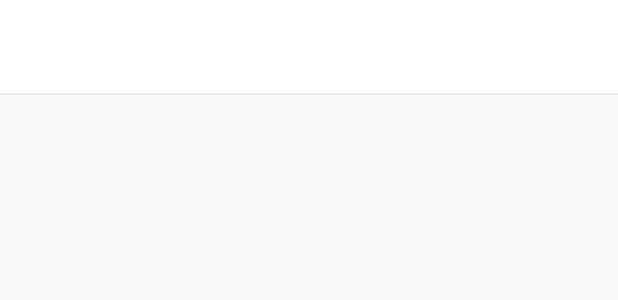
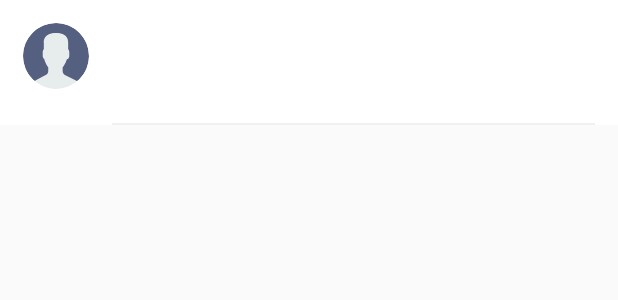
Before and after one commit to ReTap/ReTap-Android, an Android app: the layout item_conversation.xml on its own in the app's theme, with its tools: preview values and no code run, on a phone screen of 412 x 824 dp. Shown: the top 300 px of the screen. Run offline under Robolectric (Android 15) with nearby library versions, the phone set to English and light mode, and no system bars.

Commit message:
Load contact image and name for each thread

```diff
--- a/app/build.gradle
+++ b/app/build.gradle
@@ -43,6 +43,7 @@ dependencies {
     implementation 'io.reactivex.rxjava2:rxandroid:2.1.0'
     implementation "io.reactivex.rxjava2:rxjava:2.2.3"
     implementation 'com.jakewharton.rxbinding3:rxbinding:3.0.0-alpha1'
+    implementation 'de.hdodenhof:circleimageview:2.2.0'
     testImplementation 'junit:junit:4.12'
     androidTestImplementation 'com.android.support.test:runner:1.0.2'
     androidTestImplementation 'com.android.support.test.espresso:espresso-core:3.0.2'
--- a/app/src/main/AndroidManifest.xml
+++ b/app/src/main/AndroidManifest.xml
@@ -5,6 +5,7 @@
     <uses-permission android:name="android.permission.RECEIVE_SMS" />
     <uses-permission android:name="android.permission.READ_SMS"/>
     <uses-permission android:name="android.permission.VIBRATE"/>
+    <uses-permission android:name="android.permission.READ_CONTACTS"/>
 
     <application
             android:allowBackup="true"
--- a/app/src/main/java/edu/ucsc/retap/retap/conversations/model/Conversation.kt
+++ /dev/null
@@ -1,5 +0,0 @@
-package edu.ucsc.retap.retap.conversations.model
-
-data class Conversation(
-    val phoneNumber: String
-)
--- a/app/src/main/java/edu/ucsc/retap/retap/messages/MessagesActivity.kt
+++ b/app/src/main/java/edu/ucsc/retap/retap/messages/MessagesActivity.kt
@@ -19,6 +19,7 @@ import edu.ucsc.retap.retap.vibration.VibrationInteractor
 class MessagesActivity : BaseActivity() {
     companion object {
         const val EXTRA_PHONE_NUMBER = "e_phone_number"
+        const val EXTRA_TITLE = "e_title"
     }
     private lateinit var presenter: MessagesPresenter
 
@@ -26,9 +27,11 @@ class MessagesActivity : BaseActivity() {
         super.onCreate(savedInstanceState)
 
         val recyclerView = findViewById<RecyclerView>(R.id.messages_view)
-        val adapter = MessagesAdapter(LayoutInflater.from(this))
+        val adapter = MessagesAdapter(LayoutInflater.from(this), R.layout.item_message)
         recyclerView.layoutManager = LinearLayoutManager(this)
         recyclerView.adapter = adapter
+
+        supportActionBar?.title = intent.getStringExtra(EXTRA_TITLE) ?: ""
 
         val vibrator = getSystemService(Context.VIBRATOR_SERVICE) as Vibrator
         val messagesInteractor = MessagesInteractor(this)
--- /dev/null
+++ b/app/src/main/res/drawable/ic_profile.xml
@@ -0,0 +1,14 @@
+<?xml version="1.0" encoding="utf-8"?>
+<vector xmlns:android="http://schemas.android.com/apk/res/android"
+    android:width="53dp"
+    android:height="53dp"
+    android:viewportWidth="53"
+    android:viewportHeight="53">
+
+    <path
+        android:fillColor="#E7ECED"
+        android:pathData="M18.613,41.552l-7.907,4.313c-0.464,0.253-0.881,0.564-1.269,0.903C14.047,50.655,19.998,53,26.5,53 c6.454,0,12.367-2.31,16.964-6.144c-0.424-0.358-0.884-0.68-1.394-0.934l-8.467-4.233c-1.094-0.547-1.785-1.665-1.785-2.888v-3.322 c0.238-0.271,0.51-0.619,0.801-1.03c1.154-1.63,2.027-3.423,2.632-5.304c1.086-0.335,1.886-1.338,1.886-2.53v-3.546 c0-0.78-0.347-1.477-0.886-1.965v-5.126c0,0,1.053-7.977-9.75-7.977s-9.75,7.977-9.75,7.977v5.126 c-0.54,0.488-0.886,1.185-0.886,1.965v3.546c0,0.934,0.491,1.756,1.226,2.231c0.886,3.857,3.206,6.633,3.206,6.633v3.24 C20.296,39.899,19.65,40.986,18.613,41.552z" />
+    <path
+        android:fillColor="#556080"
+        android:pathData="M26.953,0.004C12.32-0.246,0.254,11.414,0.004,26.047C-0.138,34.344,3.56,41.801,9.448,46.76 c0.385-0.336,0.798-0.644,1.257-0.894l7.907-4.313c1.037-0.566,1.683-1.653,1.683-2.835v-3.24c0,0-2.321-2.776-3.206-6.633 c-0.734-0.475-1.226-1.296-1.226-2.231v-3.546c0-0.78,0.347-1.477,0.886-1.965v-5.126c0,0-1.053-7.977,9.75-7.977 s9.75,7.977,9.75,7.977v5.126c0.54,0.488,0.886,1.185,0.886,1.965v3.546c0,1.192-0.8,2.195-1.886,2.53 c-0.605,1.881-1.478,3.674-2.632,5.304c-0.291,0.411-0.563,0.759-0.801,1.03V38.8c0,1.223,0.691,2.342,1.785,2.888l8.467,4.233 c0.508,0.254,0.967,0.575,1.39,0.932c5.71-4.762,9.399-11.882,9.536-19.9C53.246,12.32,41.587,0.254,26.953,0.004z" />
+</vector>
--- a/app/src/main/res/layout/item_conversation.xml
+++ b/app/src/main/res/layout/item_conversation.xml
@@ -1,17 +1,50 @@
 <?xml version="1.0" encoding="utf-8"?>
+<RelativeLayout
+    xmlns:android="http://schemas.android.com/apk/res/android"
+    android:layout_width="match_parent"
+    android:layout_height="wrap_content"
+    android:background="@android:color/white">
+
+    <de.hdodenhof.circleimageview.CircleImageView
+        android:id="@+id/profile_image"
+        android:layout_width="44dp"
+        android:layout_height="44dp"
+        android:src="@drawable/ic_profile"
+        android:layout_marginStart="15dp"
+        android:layout_marginEnd="15dp"
+        android:layout_marginTop="15dp"
+        android:layout_alignParentStart="true"
+        android:layout_alignParentTop="true"
+        android:contentDescription="@null"/>
+
     <LinearLayout
-    xmlns:android="http://schemas.android.com/apk/res/android"
-    android:orientation="vertical"
         android:layout_width="match_parent"
-    android:layout_height="wrap_content">
+        android:layout_height="wrap_content"
+        android:layout_toEndOf="@id/profile_image"
+        android:layout_alignParentTop="true"
+        android:layout_alignParentEnd="true"
+        android:paddingStart="0dp"
+        android:paddingEnd="15dp"
+        android:orientation="vertical">
 
         <TextView
             android:id="@+id/sender"
             android:layout_width="match_parent"
             android:layout_height="wrap_content"
-        android:padding="20dp"
-        android:textSize="16sp"
-        android:background="@android:color/white"/>
+            android:layout_marginTop="15dp"
+            android:layout_marginBottom="5dp"
+            android:textStyle="bold"
+            android:textSize="14sp"/>
+
+        <TextView
+            android:id="@+id/body"
+            android:layout_width="match_parent"
+            android:layout_height="wrap_content"
+            android:layout_marginBottom="20dp"
+            android:maxLines="2"
+            android:ellipsize="end"
+            android:textStyle="italic"
+            android:textSize="16sp"/>
 
         <View
             android:id="@+id/divider"
@@ -20,3 +53,5 @@
             android:background="#F0F0F0"/>
 
     </LinearLayout>
+
+</RelativeLayout>
```
Also changed, not shown: app/src/main/java/edu/ucsc/retap/retap/conversations/ConversationsActivity.kt (+21 -6 lines), app/src/main/java/edu/ucsc/retap/retap/conversations/adapter/ConversationsAdapter.kt (deleted, +0 -49 lines), app/src/main/java/edu/ucsc/retap/retap/conversations/interactor/ContactsHelper.kt (added, +74 -0 lines), app/src/main/java/edu/ucsc/retap/retap/conversations/presenter/ConversationsPresenter.kt (+10 -10 lines), app/src/main/java/edu/ucsc/retap/retap/conversations/view/ConversationItemViewHolder.kt (deleted, +0 -29 lines), app/src/main/java/edu/ucsc/retap/retap/messages/adapter/MessagesAdapter.kt (+14 -8 lines), app/src/main/java/edu/ucsc/retap/retap/messages/view/MessageItemViewHolder.kt (+7 -0 lines), app/src/main/res/layout/item_message.xml (+7 -3 lines). Lines whose indentation alone changed are shown as unchanged.
